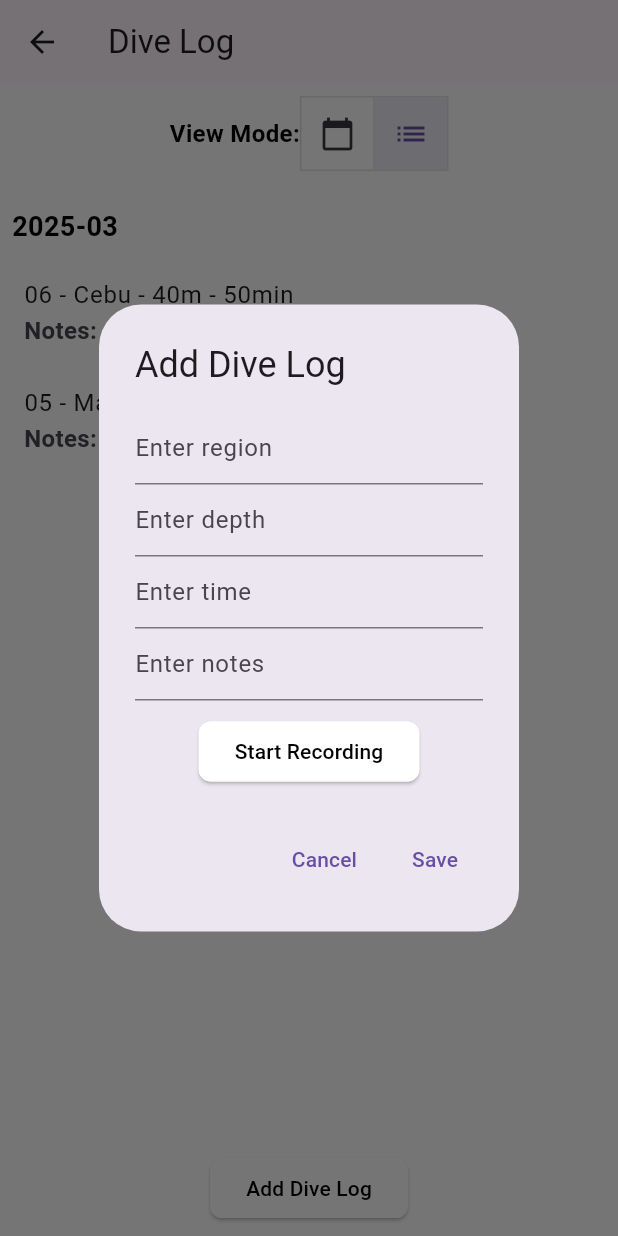
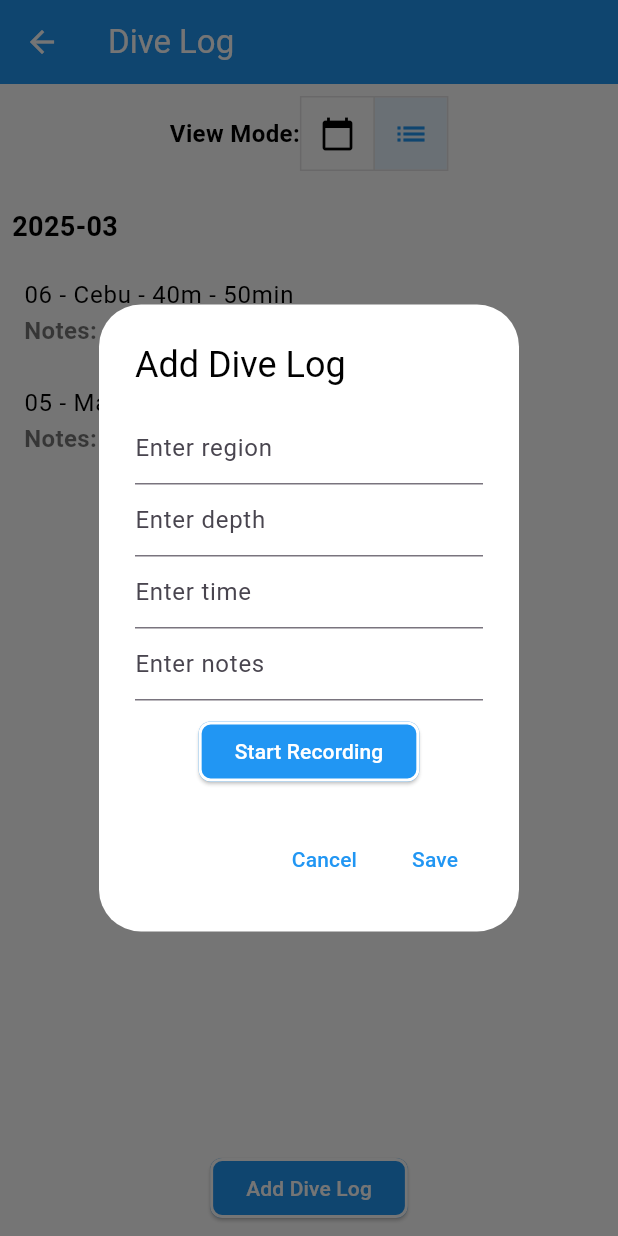
Before and after one commit to ethan-yoon/ecodiveai, a Flutter app: the DiveLogAnalyticsPage screen opened directly, after a tap on the "list" icon, after a tap on "Add Dive Log", on a phone screen of 412 x 824 dp. Run offline on Flutter 3.47's test engine with Material 3 defaults, Android fonts, the light colour scheme and no system bars; our stand-ins replace firebase_core, google_fonts, google_sign_in, shared_preferences, speech_to_text, table_calendar; accounts and stored records are empty.

Commit message:
Fix : iphone's display issues

```diff
--- a/lib/features/feature_pages/dive_log_analytics_page.dart
+++ b/lib/features/feature_pages/dive_log_analytics_page.dart
@@ -99,8 +99,11 @@ class _DiveLogPageState extends State<DiveLogAnalyticsPage> {
   @override
   Widget build(BuildContext context) {
     return Scaffold(
+      backgroundColor: Colors.white, // 전체 배경을 흰색으로 설정
       appBar: AppBar(
         title: Text('Dive Log'),
+        backgroundColor: Colors.blue, // AppBar 색상 명확히 지정
+        foregroundColor: Colors.white, // AppBar 텍스트/아이콘 색상 흰색
       ),
       body: Column(
         children: [
@@ -109,7 +112,10 @@ class _DiveLogPageState extends State<DiveLogAnalyticsPage> {
             child: Row(
               mainAxisAlignment: MainAxisAlignment.center,
               children: [
-                Text("View Mode:"),
+                Text(
+                  "View Mode:",
+                  style: TextStyle(color: Colors.black),
+                ),
                 ToggleButtons(
                   children: [Icon(Icons.calendar_today), Icon(Icons.list)],
                   isSelected: [_isCalendarView, !_isCalendarView],
@@ -118,11 +124,13 @@ class _DiveLogPageState extends State<DiveLogAnalyticsPage> {
                       _isCalendarView = index == 0;
                     });
                   },
+                  color: Colors.black, // 비활성 아이콘 색상
+                  selectedColor: Colors.blue, // 활성 아이콘 색상
+                  fillColor: Colors.blue.withOpacity(0.1), // 선택 배경
                 ),
               ],
             ),
           ),
-          // 캘린더 뷰일 때만 년월 표시
           if (_isCalendarView)
             Padding(
               padding: const EdgeInsets.all(8.0),
@@ -139,7 +147,10 @@ class _DiveLogPageState extends State<DiveLogAnalyticsPage> {
             child: _isCalendarView
                 ? Column(
                     children: [
-                      TableCalendar<Map<String, String>>(
+                      Container(
+                        color: Colors.white, // TableCalendar 배경 명시적으로 흰색
+                        padding: EdgeInsets.all(8.0),
+                        child: TableCalendar<Map<String, String>>(
                           firstDay: DateTime.utc(2020, 1, 1),
                           lastDay: DateTime.utc(2030, 12, 31),
                           focusedDay: _focusedDay,
@@ -162,6 +173,12 @@ class _DiveLogPageState extends State<DiveLogAnalyticsPage> {
                           },
                           headerStyle: HeaderStyle(
                             formatButtonVisible: false,
+                            titleTextStyle: TextStyle(
+                              color: Colors.black,
+                              fontWeight: FontWeight.bold,
+                            ),
+                            leftChevronIcon: Icon(Icons.chevron_left, color: Colors.black),
+                            rightChevronIcon: Icon(Icons.chevron_right, color: Colors.black),
                           ),
                           eventLoader: _getEventsForDay,
                           calendarStyle: CalendarStyle(
@@ -199,22 +216,34 @@ class _DiveLogPageState extends State<DiveLogAnalyticsPage> {
                             },
                           ),
                         ),
+                      ),
                       Expanded(
                         child: ValueListenableBuilder<List<Map<String, String>>>(
                           valueListenable: _selectedEvents,
                           builder: (context, events, _) {
                             if (events.isEmpty) {
-                              return Center(child: Text('No dive logs for this day.'));
+                              return Center(
+                                child: Text(
+                                  'No dive logs for this day.',
+                                  style: TextStyle(color: Colors.black),
+                                ),
+                              );
                             }
                             return ListView.builder(
                               itemCount: events.length,
                               itemBuilder: (context, index) {
                                 final log = events[index];
                                 return ListTile(
-                                  title: Text('${log['region']} - ${log['depth']} - ${log['time']}'),
-                                  subtitle: Text('Notes: ${log['notes']}'),
+                                  title: Text(
+                                    '${log['region']} - ${log['depth']} - ${log['time']}',
+                                    style: TextStyle(color: Colors.black),
+                                  ),
+                                  subtitle: Text(
+                                    'Notes: ${log['notes']}',
+                                    style: TextStyle(color: Colors.black54),
+                                  ),
                                   trailing: IconButton(
-                                    icon: Icon(Icons.edit),
+                                    icon: Icon(Icons.edit, color: Colors.blue),
                                     onPressed: () => _showEditLogDialog(context, index, log),
                                   ),
                                 );
@@ -233,6 +262,10 @@ class _DiveLogPageState extends State<DiveLogAnalyticsPage> {
             padding: const EdgeInsets.all(8.0),
             child: ElevatedButton(
               onPressed: () => _showAddLogDialog(context),
+              style: ElevatedButton.styleFrom(
+                backgroundColor: Colors.blue,
+                foregroundColor: Colors.white,
+              ),
               child: Text('Add Dive Log'),
             ),
           ),
@@ -254,8 +287,7 @@ class _DiveLogPageState extends State<DiveLogAnalyticsPage> {
 
     List<Widget> widgets = [];
 
-    var sortedKeys = groupedLogs.keys.toList()
-      ..sort((a, b) => b.compareTo(a));
+    var sortedKeys = groupedLogs.keys.toList()..sort((a, b) => b.compareTo(a));
 
     for (String yearMonth in sortedKeys) {
       widgets.add(
@@ -272,15 +304,20 @@ class _DiveLogPageState extends State<DiveLogAnalyticsPage> {
         ),
       );
 
-      var entries = groupedLogs[yearMonth]!
-        ..sort((a, b) => b.key.compareTo(a.key));
+      var entries = groupedLogs[yearMonth]!..sort((a, b) => b.key.compareTo(a.key));
 
       for (var entry in entries) {
         for (var log in entry.value) {
           widgets.add(
             ListTile(
-              title: Text('${DateFormat('dd').format(entry.key)} - ${log['region']} - ${log['depth']} - ${log['time']}'),
-              subtitle: Text('Notes: ${log['notes']}'),
+              title: Text(
+                '${DateFormat('dd').format(entry.key)} - ${log['region']} - ${log['depth']} - ${log['time']}',
+                style: TextStyle(color: Colors.black),
+              ),
+              subtitle: Text(
+                'Notes: ${log['notes']}',
+                style: TextStyle(color: Colors.black54),
+              ),
               onTap: () => _showEditLogDialog(
                 context,
                 entry.value.indexOf(log),
@@ -306,27 +343,55 @@ class _DiveLogPageState extends State<DiveLogAnalyticsPage> {
       context: context,
       builder: (context) {
         return AlertDialog(
-          title: Text('Add Dive Log'),
+          backgroundColor: Colors.white, // 다이얼로그 배경 흰색
+          title: Text(
+            'Add Dive Log',
+            style: TextStyle(color: Colors.black),
+          ),
           content: SingleChildScrollView(
             child: Column(
               children: [
-                TextField(controller: _regionController, decoration: InputDecoration(hintText: 'Enter region')),
-                TextField(controller: _depthController, decoration: InputDecoration(hintText: 'Enter depth')),
-                TextField(controller: _timeController, decoration: InputDecoration(hintText: 'Enter time')),
-                TextField(controller: _notesController, decoration: InputDecoration(hintText: 'Enter notes')),
+                TextField(
+                  controller: _regionController,
+                  decoration: InputDecoration(hintText: 'Enter region'),
+                  style: TextStyle(color: Colors.black),
+                ),
+                TextField(
+                  controller: _depthController,
+                  decoration: InputDecoration(hintText: 'Enter depth'),
+                  style: TextStyle(color: Colors.black),
+                ),
+                TextField(
+                  controller: _timeController,
+                  decoration: InputDecoration(hintText: 'Enter time'),
+                  style: TextStyle(color: Colors.black),
+                ),
+                TextField(
+                  controller: _notesController,
+                  decoration: InputDecoration(hintText: 'Enter notes'),
+                  style: TextStyle(color: Colors.black),
+                ),
                 SizedBox(height: 10),
                 ElevatedButton(
                   onPressed: _toggleListening,
+                  style: ElevatedButton.styleFrom(
+                    backgroundColor: Colors.blue,
+                    foregroundColor: Colors.white,
+                  ),
                   child: Text(_isListening ? 'Stop Recording' : 'Start Recording'),
                 ),
-                if (_voiceMemo.isNotEmpty) Text(_voiceMemo),
+                if (_voiceMemo.isNotEmpty)
+                  Text(
+                    _voiceMemo,
+                    style: TextStyle(color: Colors.black),
+                  ),
               ],
             ),
           ),
           actions: [
             TextButton(
               onPressed: () => Navigator.of(context).pop(),
-              child: Text('Cancel'),
+              child: Text('Cancel', style: TextStyle(color: Colors.blue)),
             ),
             TextButton(
               onPressed: () {
@@ -347,7 +412,7 @@ class _DiveLogPageState extends State<DiveLogAnalyticsPage> {
                 }
                 Navigator.of(context).pop();
               },
-              child: Text('Save'),
+              child: Text('Save', style: TextStyle(color: Colors.blue)),
             ),
           ],
         );
@@ -366,27 +431,55 @@ class _DiveLogPageState extends State<DiveLogAnalyticsPage> {
       context: context,
       builder: (context) {
         return AlertDialog(
-          title: Text('Edit Dive Log'),
+          backgroundColor: Colors.white, // 다이얼로그 배경 흰색
+          title: Text(
+            'Edit Dive Log',
+            style: TextStyle(color: Colors.black),
+          ),
           content: SingleChildScrollView(
             child: Column(
               children: [
-                TextField(controller: _regionController, decoration: InputDecoration(hintText: 'Enter region')),
-                TextField(controller: _depthController, decoration: InputDecoration(hintText: 'Enter depth')),
-                TextField(controller: _timeController, decoration: InputDecoration(hintText: 'Enter time')),
-                TextField(controller: _notesController, decoration: InputDecoration(hintText: 'Enter notes')),
+                TextField(
+                  controller: _regionController,
+                  decoration: InputDecoration(hintText: 'Enter region'),
+                  style: TextStyle(color: Colors.black),
+                ),
+                TextField(
+                  controller: _depthController,
+                  decoration: InputDecoration(hintText: 'Enter depth'),
+                  style: TextStyle(color: Colors.black),
+                ),
+                TextField(
+                  controller: _timeController,
+                  decoration: InputDecoration(hintText: 'Enter time'),
+                  style: TextStyle(color: Colors.black),
+                ),
+                TextField(
+                  controller: _notesController,
+                  decoration: InputDecoration(hintText: 'Enter notes'),
+                  style: TextStyle(color: Colors.black),
+                ),
                 SizedBox(height: 10),
                 ElevatedButton(
                   onPressed: _toggleListening,
+                  style: ElevatedButton.styleFrom(
+                    backgroundColor: Colors.blue,
+                    foregroundColor: Colors.white,
+                  ),
                   child: Text(_isListening ? 'Stop Recording' : 'Start Recording'),
                 ),
-                if (_voiceMemo.isNotEmpty) Text(_voiceMemo),
+                if (_voiceMemo.isNotEmpty)
+                  Text(
+                    _voiceMemo,
+                    style: TextStyle(color: Colors.black),
+                  ),
               ],
             ),
           ),
           actions: [
             TextButton(
               onPressed: () => Navigator.of(context).pop(),
-              child: Text('Cancel'),
+              child: Text('Cancel', style: TextStyle(color: Colors.blue)),
             ),
             TextButton(
               onPressed: () {
@@ -407,7 +500,7 @@ class _DiveLogPageState extends State<DiveLogAnalyticsPage> {
                 }
                 Navigator.of(context).pop();
               },
-              child: Text('Save'),
+              child: Text('Save', style: TextStyle(color: Colors.blue)),
             ),
           ],
         );
```
Also changed, not shown: lib/pages/home_page.dart (+16 -16 lines), 1 other file. Lines whose indentation alone changed are shown as unchanged.
